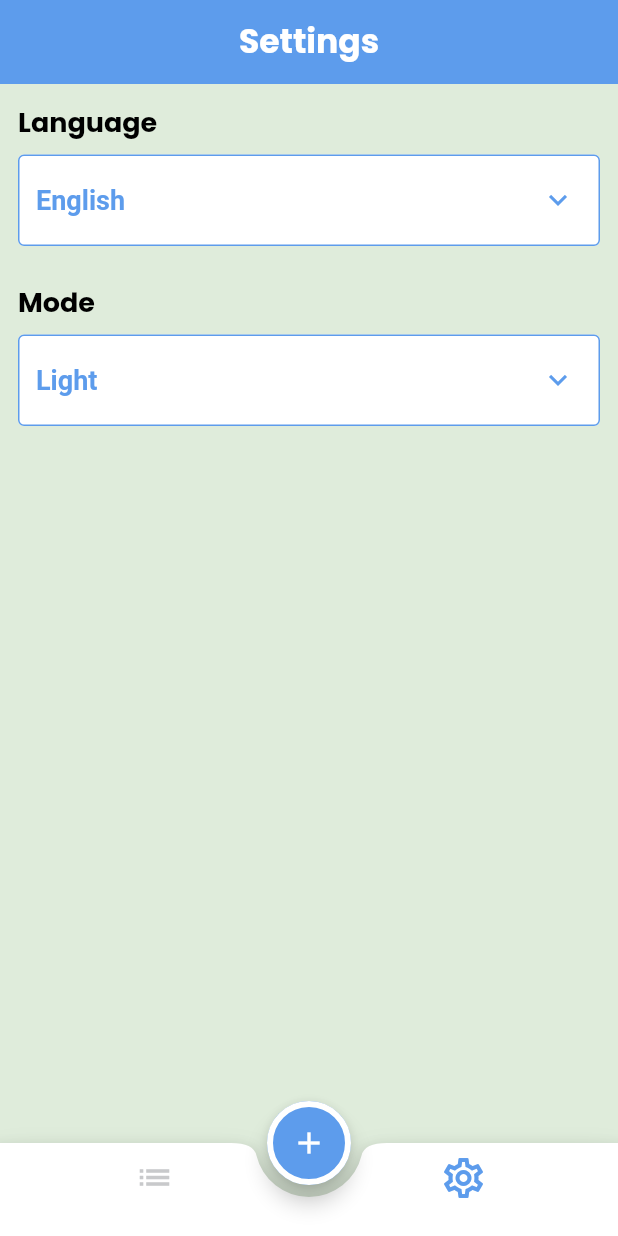
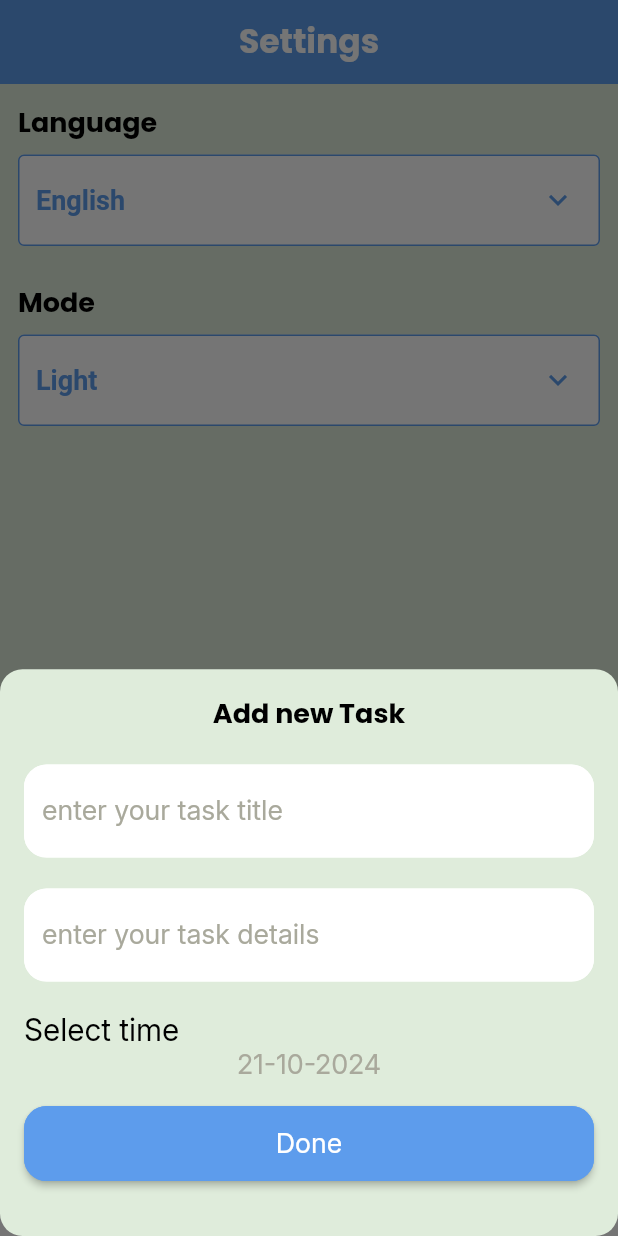
Before and after one commit to youssefehab11/todo_app, a Flutter app: the screen it shows after launch, item 2 of the bottom bar chosen, after a tap on "Light", after a tap on the "add" icon, on a phone screen of 412 x 824 dp. Run offline on Flutter 3.47's test engine with Material 3 defaults, Android fonts, the phone set to English and light mode, and no system bars; our stand-ins replace easy_date_timeline, flutter_slidable, flutter_svg, shared_preferences.

Commit message:
+ task bottom sheet

```diff
--- a/lib/config/theme/theme.dart
+++ b/lib/config/theme/theme.dart
@@ -7,7 +7,9 @@ class AppTheme {
     useMaterial3: false,
     colorScheme: ColorScheme.fromSeed(
       seedColor: ColorsManager.primaryColor,
-      primary: Colors.white,
+      primary: ColorsManager.primaryColor,
+      onPrimary: Colors.white,
+      onSurface: Colors.black,
     ),
     primaryColor: ColorsManager.primaryColor,
     appBarTheme: const AppBarTheme(
@@ -16,7 +18,7 @@ class AppTheme {
       titleTextStyle: LightTextStyles.appBarStyle,
     ),
     scaffoldBackgroundColor: ColorsManager.lightBackGround,
-    //primaryColorLight: Colors.white,
+    primaryColorLight: Colors.white,
     bottomAppBarTheme: const BottomAppBarTheme(color: Colors.white),
     bottomNavigationBarTheme: const BottomNavigationBarThemeData(
       backgroundColor: Colors.transparent,
@@ -53,13 +55,20 @@ class AppTheme {
         backgroundColor: WidgetStatePropertyAll(ColorsManager.lightBackGround),
       ),
     ),
+    datePickerTheme: DatePickerThemeData(
+      backgroundColor: Colors.white,
+      shape: RoundedRectangleBorder(borderRadius: BorderRadius.circular(15)),
+      yearForegroundColor: const WidgetStatePropertyAll(Colors.black),
+    ),
   );
 
   static ThemeData darkTheme = ThemeData(
     useMaterial3: false,
     colorScheme: ColorScheme.fromSeed(
       seedColor: ColorsManager.primaryColor,
-      primary: ColorsManager.darkColor,
+      primary: ColorsManager.primaryColor,
+      onPrimary: ColorsManager.darkBackGround,
+      onSurface: Colors.white,
     ),
     primaryColor: ColorsManager.primaryColor,
     appBarTheme: const AppBarTheme(
@@ -68,7 +77,7 @@ class AppTheme {
       titleTextStyle: DarkTextStyles.appBarStyle,
     ),
     scaffoldBackgroundColor: ColorsManager.darkBackGround,
-    //primaryColorLight: ColorsManager.darkColor,
+    primaryColorLight: ColorsManager.darkColor,
     bottomAppBarTheme: const BottomAppBarTheme(color: ColorsManager.darkColor),
     bottomNavigationBarTheme: const BottomNavigationBarThemeData(
       backgroundColor: Colors.transparent,
@@ -93,7 +102,6 @@ class AppTheme {
     ),
     dropdownMenuTheme: const DropdownMenuThemeData(
       inputDecorationTheme: InputDecorationTheme(
-
         fillColor: ColorsManager.darkColor,
         filled: true,
         outlineBorder: BorderSide(color: ColorsManager.primaryColor),
@@ -106,5 +114,10 @@ class AppTheme {
         backgroundColor: WidgetStatePropertyAll(ColorsManager.darkColor),
       ),
     ),
+    datePickerTheme: DatePickerThemeData(
+      backgroundColor: ColorsManager.darkColor,
+      shape: RoundedRectangleBorder(borderRadius: BorderRadius.circular(15)),
+      yearForegroundColor: const WidgetStatePropertyAll(Colors.white),
+    ),
   );
 }
--- a/lib/core/utils/helper_functions.dart
+++ b/lib/core/utils/helper_functions.dart
@@ -2,7 +2,11 @@ import 'package:flutter/material.dart';
 import 'package:provider/provider.dart';
 import 'package:todo_app/provider/app_provider.dart';
 
-bool checkCurrentTheme(BuildContext context){
+bool isLight(BuildContext context){
   AppProvider provider = Provider.of<AppProvider>(context,listen: false);
   return provider.currentTheme == ThemeMode.light ? true : false;
 }
+
+extension FormatDate on DateTime {
+   String get getFormatDate => '$day-$month-$year';
+}
--- a/lib/core/utils/styles.dart
+++ b/lib/core/utils/styles.dart
@@ -89,6 +89,6 @@ class DarkTextStyles {
     fontFamily: FontsManager.inter,
     fontWeight: FontWeight.normal,
     fontSize: 18,
-    color: ColorsManager.textGrayColor,
+    color: Colors.white,
   );
 }
--- a/lib/core/widgets/account_actions.dart
+++ b/lib/core/widgets/account_actions.dart
@@ -20,7 +20,7 @@ class AccountActions extends StatelessWidget {
       children: [
         Text(
           labelText,
-          style: checkCurrentTheme(context) ? LightTextStyles.text16WeightNormal : DarkTextStyles.text16WeightNormal,
+          style: isLight(context) ? LightTextStyles.text16WeightNormal : DarkTextStyles.text16WeightNormal,
         ),
         TextButton(
           onPressed: onPressed,
--- a/lib/core/widgets/default_text_form_field.dart
+++ b/lib/core/widgets/default_text_form_field.dart
@@ -1,5 +1,5 @@
 import 'package:flutter/material.dart';
-import 'package:todo_app/core/utils/fonts_manager.dart';
+import 'package:todo_app/core/utils/helper_functions.dart';
 import 'package:todo_app/core/utils/styles.dart';
 
 typedef Validator = String? Function(String?)?;
@@ -30,21 +30,16 @@ class DefaultTextFormField extends StatelessWidget {
       obscureText: isObscure,
       keyboardType: keyboardType,
       textInputAction: textInputAction,
-      style: const TextStyle(
-        color: Colors.black,
-        fontSize: 18,
-        fontWeight: FontWeight.normal,
-        fontFamily: FontsManager.poppins,
-      ),
+      style: isLight(context) ? LightTextStyles.text18WeightNormal.copyWith(color: Colors.black) : DarkTextStyles.text18WeightNormal,
       cursorColor: theme.primaryColor,
       decoration: InputDecoration(
         hintText: hintText,
         hintStyle: LightTextStyles.text18WeightNormal,
-        enabledBorder: TextFormFieldBorderStyle(theme.colorScheme.primary),
+        enabledBorder: TextFormFieldBorderStyle(theme.primaryColorLight),
         focusedBorder: TextFormFieldBorderStyle(theme.primaryColor),
         errorBorder: TextFormFieldBorderStyle(Colors.red),
         filled: true,
-        fillColor: theme.colorScheme.primary,
+        fillColor: theme.primaryColorLight,
       ),
     );
   }
--- a/lib/core/widgets/field_item.dart
+++ b/lib/core/widgets/field_item.dart
@@ -30,7 +30,7 @@ class InputFieldItem extends StatelessWidget {
       children: [
         Text(
           label,
-          style: checkCurrentTheme(context)
+          style: isLight(context)
               ? LightTextStyles.text18WeightBold
               : DarkTextStyles.text18WeightBold,
         ),
--- /dev/null
+++ b/lib/presentation/home/add_task_bottom_sheet/add_task_bottom_sheet.dart
@@ -0,0 +1,138 @@
+import 'package:flutter/material.dart';
+import 'package:todo_app/core/utils/helper_functions.dart';
+import 'package:todo_app/core/utils/styles.dart';
+import 'package:todo_app/core/widgets/default_button.dart';
+import 'package:todo_app/core/widgets/default_text_form_field.dart';
+
+class AddTaskBottomSheet extends StatefulWidget {
+  const AddTaskBottomSheet({super.key});
+
+  @override
+  State<AddTaskBottomSheet> createState() => _AddTaskBottomSheetState();
+}
+
+class _AddTaskBottomSheetState extends State<AddTaskBottomSheet> {
+  DateTime selectedDate = DateTime.now();
+
+  @override
+  Widget build(BuildContext context) {
+    Size size = MediaQuery.of(context).size;
+    return Container(
+      padding: const EdgeInsets.all(16.0),
+      margin: MediaQuery.viewInsetsOf(context),
+      child: SingleChildScrollView(
+        physics: const BouncingScrollPhysics(),
+        child: Center(
+          child: Column(
+            children: [
+              buildTitle(),
+              SizedBox(
+                height: size.height * 0.025,
+              ),
+              buildTaskTitle(),
+              SizedBox(
+                height: size.height * 0.025,
+              ),
+              buildTaskDescription(),
+              SizedBox(
+                height: size.height * 0.025,
+              ),
+              buildSelectTimeLabel(),
+              buildTime(),
+              SizedBox(
+                height: size.height * 0.02,
+              ),
+              DefaultButton(btnText: 'Done', onPressed: () {}),
+              SizedBox(
+                height: size.height * 0.025,
+              ),
+            ],
+          ),
+        ),
+      ),
+    );
+  }
+
+  void showDatePickerCalendar(BuildContext context) async {
+    DateTime pickedDate = await showDatePicker(
+          context: context,
+          firstDate: DateTime.now(),
+          lastDate: DateTime.now().add(
+            const Duration(days: 365),
+          ),
+          initialDate: DateTime.now(),
+        ) ??
+        selectedDate;
+    if (pickedDate != selectedDate) {
+      setState(() {
+        selectedDate = pickedDate;
+      });
+    }
+  }
+
+  Widget buildTitle() {
+    return Text(
+      'Add new Task',
+      textAlign: TextAlign.center,
+      style: isLight(context)
+          ? LightTextStyles.text18WeightBold
+          : DarkTextStyles.text18WeightBold,
+    );
+  }
+
+  Widget buildTaskTitle() {
+    return DefaultTextFormField(
+      hintText: 'enter your task title',
+      keyboardType: TextInputType.text,
+      textInputAction: TextInputAction.next,
+      validator: (input) {},
+    );
+  }
+
+  Widget buildTaskDescription() {
+    return DefaultTextFormField(
+      hintText: 'enter your task details',
+      keyboardType: TextInputType.text,
+      textInputAction: TextInputAction.done,
+      validator: (input) {},
+    );
+  }
+
+  buildSelectTimeLabel() {
+    return SizedBox(
+      width: double.infinity,
+      child: Text(
+        'Select time',
+        style: isLight(context)
+            ? LightTextStyles.text20WeightNormal
+            .copyWith(color: Colors.black)
+            : DarkTextStyles.text20WeightNormal,
+      ),
+    );
+  }
+
+  Widget buildTime() {
+    return InkWell(
+      onTap: () {
+        showDatePickerCalendar(context);
+      },
+      child: Text(
+        selectedDate.getFormatDate,
+        textAlign: TextAlign.center,
+        style: isLight(context)
+            ? LightTextStyles.text18WeightNormal
+            : DarkTextStyles.text18WeightNormal,
+      ),
+    );
+  }
+}
+
+Future<dynamic> showTaskBottomSheet(BuildContext context) =>
+    showModalBottomSheet(
+      context: context,
+      builder: (context) => const AddTaskBottomSheet(),
+      backgroundColor: Theme.of(context).scaffoldBackgroundColor,
+      shape: RoundedRectangleBorder(
+        borderRadius: BorderRadius.circular(15),
+      ),
+    );
--- a/lib/presentation/home/home_screen.dart
+++ b/lib/presentation/home/home_screen.dart
@@ -1,5 +1,6 @@
 import 'package:flutter/material.dart';
 import 'package:todo_app/core/widgets/default_app_bar.dart';
+import 'package:todo_app/presentation/home/add_task_bottom_sheet/add_task_bottom_sheet.dart';
 import 'package:todo_app/presentation/home/tabs/settings/setting_tab.dart';
 import 'package:todo_app/presentation/home/tabs/tasks/tasks_tab.dart';
 
@@ -50,11 +51,14 @@ class _HomeScreenState extends State<HomeScreen> {
         ),
       ),
       floatingActionButton: FloatingActionButton(
-        onPressed: () {},
+        onPressed: onAddNewTaskPressed,
         child: const Icon(Icons.add),
       ),
       floatingActionButtonLocation: FloatingActionButtonLocation.centerDocked,
       body: tabs[selectedIndex],
     );
   }
+  void onAddNewTaskPressed(){
+    showTaskBottomSheet(context);
+  }
 }
--- a/lib/presentation/home/tabs/settings/setting_tab.dart
+++ b/lib/presentation/home/tabs/settings/setting_tab.dart
@@ -24,7 +24,7 @@ class SettingsTab extends StatelessWidget {
           label: 'Mode',
           firstOption: 'Light',
           secondOption: 'Dark',
-          initialSelection: checkCurrentTheme(context) ? 'Light' : 'Dark',
+          initialSelection: isLight(context) ? 'Light' : 'Dark',
           onSelected: changeTheme,
         )
       ],
--- a/lib/presentation/home/tabs/settings/widgets/settings_item.dart
+++ b/lib/presentation/home/tabs/settings/widgets/settings_item.dart
@@ -28,7 +28,7 @@ class SettingsItem extends StatelessWidget {
         children: [
           Text(
             label,
-            style: checkCurrentTheme(context)
+            style: isLight(context)
                 ? LightTextStyles.text18WeightBold
                 : DarkTextStyles.text18WeightBold,
           ),
@@ -49,7 +49,7 @@ class SettingsItem extends StatelessWidget {
                 label: firstOption,
                 labelWidget: Text(
                   firstOption,
-                  style: checkCurrentTheme(context)
+                  style: isLight(context)
                       ? LightTextStyles.text16WeightNormal
                       : DarkTextStyles.text16WeightNormal,
                 ),
@@ -59,7 +59,7 @@ class SettingsItem extends StatelessWidget {
                 label: secondOption,
                 labelWidget: Text(
                   secondOption,
-                  style: checkCurrentTheme(context)
+                  style: isLight(context)
                       ? LightTextStyles.text16WeightNormal
                       : DarkTextStyles.text16WeightNormal,
                 ),
--- a/lib/presentation/home/tabs/tasks/widgets/calendar.dart
+++ b/lib/presentation/home/tabs/tasks/widgets/calendar.dart
@@ -1,16 +1,13 @@
 import 'package:easy_date_timeline/easy_date_timeline.dart';
 import 'package:flutter/material.dart';
-import 'package:provider/provider.dart';
 import 'package:todo_app/core/utils/helper_functions.dart';
 import 'package:todo_app/core/utils/styles.dart';
-import 'package:todo_app/provider/app_provider.dart';
 
 class Calendar extends StatelessWidget {
   const Calendar({super.key});
 
   @override
   Widget build(BuildContext context) {
-    AppProvider provider = Provider.of<AppProvider>(context);
     return Padding(
       padding: const EdgeInsets.symmetric(vertical: 8.0),
       child: EasyDateTimeLine(
@@ -24,18 +21,15 @@ class Calendar extends StatelessWidget {
             context: context,
             isSelected: false,
             hasBorder: true,
-            provider: provider
           ),
           dayStructure: DayStructure.dayStrDayNum,
           activeDayStyle: CustomDayStyle(
             context: context,
             isSelected: true,
-            provider: provider
           ),
           inactiveDayStyle: CustomDayStyle(
             context: context,
             isSelected: false,
-            provider: provider
           ),
         ),
       ),
@@ -48,20 +42,19 @@ class CustomDayStyle extends DayStyle {
     required BuildContext context,
     bool hasBorder = false,
     required bool isSelected,
-    required AppProvider provider,
   }) : super(
           decoration: BoxDecoration(
             borderRadius: BorderRadius.circular(8),
-            color: Theme.of(context).colorScheme.primary,
+            color: Theme.of(context).primaryColorLight,
             border: hasBorder
                 ? Border.all(color: Theme.of(context).primaryColor)
                 : null,
           ),
           dayNumStyle: isSelected
               ? LightTextStyles.text15WeightBold.copyWith(color: Theme.of(context).primaryColor)
-              : checkCurrentTheme(context) ? LightTextStyles.text15WeightBold : DarkTextStyles.text15WeightBold,
+              : isLight(context) ? LightTextStyles.text15WeightBold : DarkTextStyles.text15WeightBold,
           dayStrStyle: isSelected
               ? LightTextStyles.text15WeightBold.copyWith(color: Theme.of(context).primaryColor)
-              : checkCurrentTheme(context) ? LightTextStyles.text15WeightBold : DarkTextStyles.text15WeightBold,
+              : isLight(context) ? LightTextStyles.text15WeightBold : DarkTextStyles.text15WeightBold,
         );
 }
--- a/lib/presentation/home/tabs/tasks/widgets/slidable_item_content.dart
+++ b/lib/presentation/home/tabs/tasks/widgets/slidable_item_content.dart
@@ -13,7 +13,7 @@ class SlidableItemContent extends StatelessWidget {
     return Container(
       height: taskItemHeight,
       decoration: BoxDecoration(
-        color: Theme.of(context).colorScheme.primary,
+        color: Theme.of(context).primaryColorLight,
         borderRadius: BorderRadius.circular(15),
       ),
       child: Row(
@@ -44,12 +44,12 @@ class SlidableItemContent extends StatelessWidget {
                     Icon(
                       Icons.schedule,
                       size: 16,
-                      color: checkCurrentTheme(context) ? Colors.black : Colors.white ,
+                      color: isLight(context) ? Colors.black : Colors.white ,
                     ),
                     const SizedBox(width: 4),
                     Text(
                       '10:30 AM',
-                      style: checkCurrentTheme(context) ? LightTextStyles.text16WeightNormal : DarkTextStyles.text16WeightNormal,
+                      style: isLight(context) ? LightTextStyles.text16WeightNormal : DarkTextStyles.text16WeightNormal,
                     )
                   ],
                 )
```
